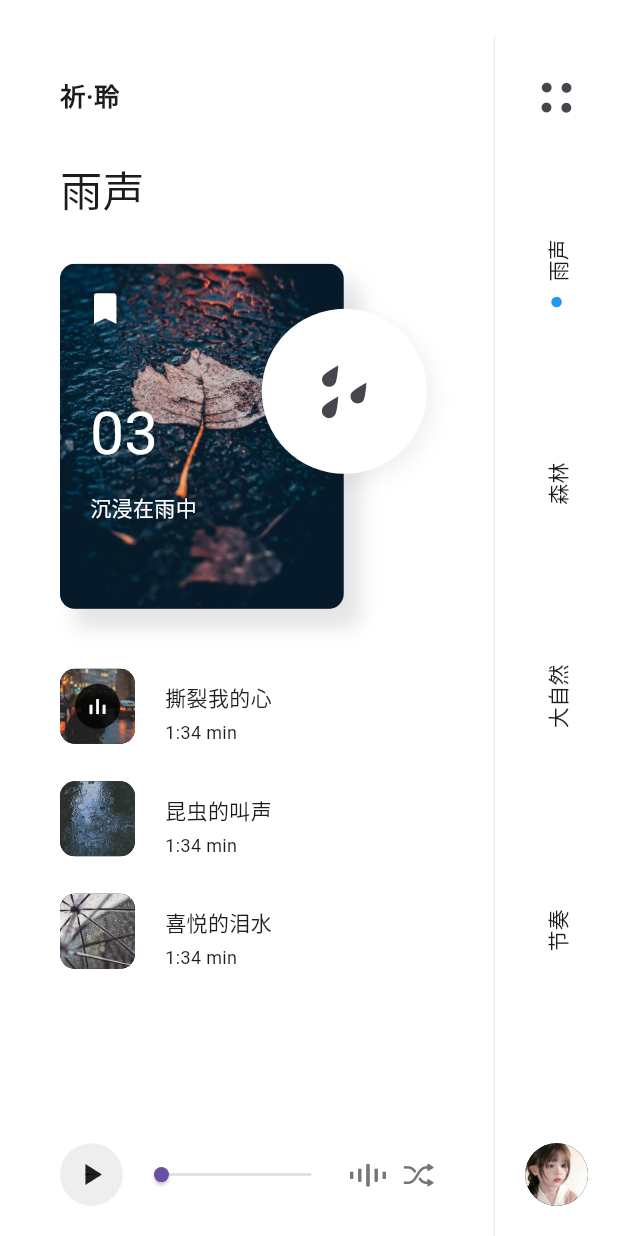
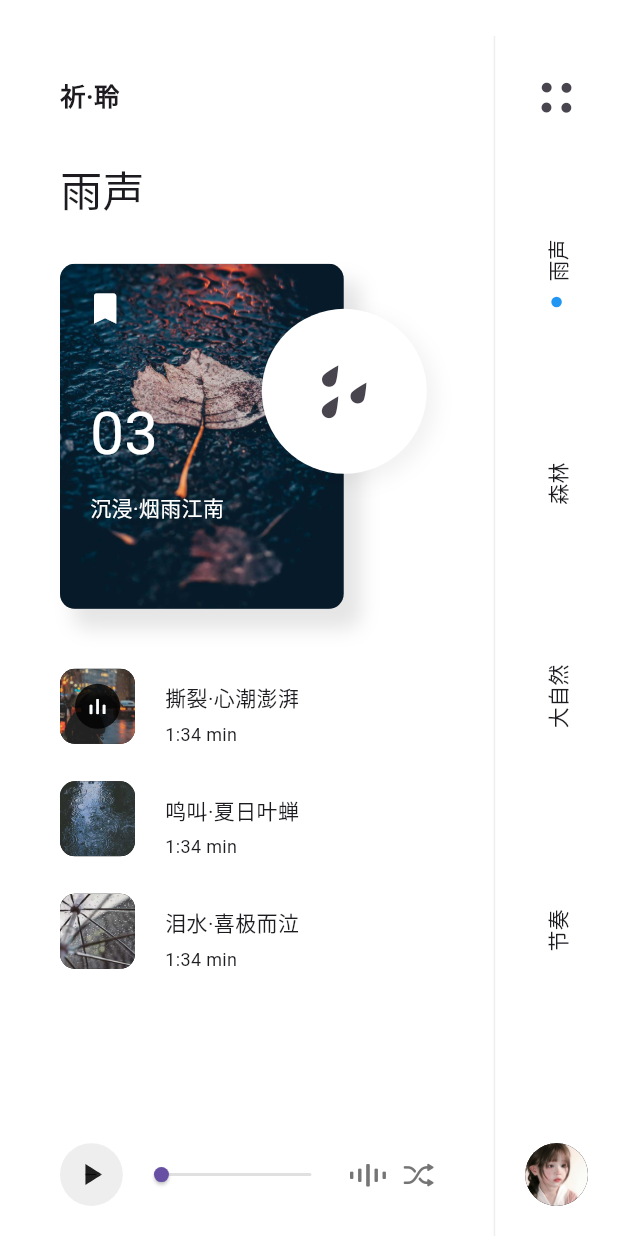
Before and after one commit to xu-chao/qi-ling, a Flutter app: the screen it shows after launch, on a phone screen of 412 x 824 dp. Run offline on Flutter 3.47's test engine with Material 3 defaults, Android fonts, the phone set to English and light mode, and no system bars; our stand-ins replace audioplayers, get; missing offline and left inert: flutter_inappwebview.

Commit message:
init:优化音频数据

```diff
--- a/lib/data/category_database.dart
+++ b/lib/data/category_database.dart
@@ -5,23 +5,23 @@ List<_CategoryData> database = [
   _CategoryData(
     categoryIcon: Icon(IconData(0xe80a, fontFamily: 'CategoryIcons')),
     categoryTitle: '雨声',
-    categoryTag: '沉浸在雨中',
+    categoryTag: '沉浸·烟雨江南',
     categoryInfo:
-        '一组来自自然界的白噪声，包含一些音频文件。',
+        '一组来自自然界的白噪声，沉浸其中，更好入眠。',
     imagePath: 'assets/images/cover_rain.jpg',
     audioList: [
       _AudioData(
-        audioTitle: '撕裂我的心',
+        audioTitle: '撕裂·心潮澎湃',
         audioLength: 72,
         audioImagePath: 'assets/images/rain_01.jpg',
       ),
       _AudioData(
-        audioTitle: '昆虫的叫声',
+        audioTitle: '鸣叫·夏日叶蝉',
         audioLength: 104,
         audioImagePath: 'assets/images/rain_02.jpg',
       ),
       _AudioData(
-        audioTitle: '喜悦的泪水',
+        audioTitle: '泪水·喜极而泣',
         audioLength: 72,
         audioImagePath: 'assets/images/rain_03.jpg',
       ),
@@ -32,11 +32,11 @@ List<_CategoryData> database = [
     categoryTitle: '森林',
     categoryTag: '身处神奇的森林',
     categoryInfo:
-        '一组来自自然界的白噪声，包含四个音频文件。',
+        '一组来自自然界的白噪声，沉浸其中，更好入眠。',
     imagePath: 'assets/images/cover_forest.jpg',
     audioList: [
       _AudioData(
-        audioTitle: '风声',
+        audioTitle: '塞北的风声',
         audioLength: 72,
         audioImagePath: 'assets/images/forest_01.jpg',
       ),
@@ -46,12 +46,12 @@ List<_CategoryData> database = [
         audioImagePath: 'assets/images/forest_02.jpg',
       ),
       _AudioData(
-        audioTitle: '鸟的旋律',
+        audioTitle: '家雀的旋律',
         audioLength: 72,
         audioImagePath: 'assets/images/forest_03.jpg',
       ),
       _AudioData(
-        audioTitle: '鸟的旋律',
+        audioTitle: '优美的音乐',
         audioLength: 72,
         audioImagePath: 'assets/images/forest_04.jpg',
       ),
@@ -62,7 +62,7 @@ List<_CategoryData> database = [
     categoryTitle: '大自然',
     categoryTag: '母亲的存在之美',
     categoryInfo:
-        '一组来自自然界的白噪声，包含一些音频文件。',
+        '一组来自自然界的白噪声，沉浸其中，更好入眠。',
     imagePath: 'assets/images/cover_natural.jpg',
     audioList: [
       _AudioData(
@@ -76,17 +76,17 @@ List<_CategoryData> database = [
         audioImagePath: 'assets/images/natural_02.jpg',
       ),
       _AudioData(
-        audioTitle: '像极光一样闪耀',
+        audioTitle: '极光的闪耀',
         audioLength: 72,
         audioImagePath: 'assets/images/natural_03.jpg',
       ),
       _AudioData(
-        audioTitle: '冷静心情',
+        audioTitle: '冷静的心情',
         audioLength: 104,
         audioImagePath: 'assets/images/natural_04.jpg',
       ),
       _AudioData(
-        audioTitle: '洞穴呼唤',
+        audioTitle: '洞穴的呼唤',
         audioLength: 72,
         audioImagePath: 'assets/images/natural_05.jpg',
       ),
@@ -95,18 +95,18 @@ List<_CategoryData> database = [
   _CategoryData(
     categoryIcon: Icon(IconData(0xe805, fontFamily: 'CategoryIcons')),
     categoryTitle: '节奏',
-    categoryTag: '最大节奏',
+    categoryTag: '节奏',
     categoryInfo:
-        '一组来自自然界的白噪声，包含一些音频文件。',
+        '一组来自自然界的白噪声，沉浸其中，更好入眠。',
     imagePath: 'assets/images/cover_flow.jpg',
     audioList: [
       _AudioData(
-        audioTitle: '水声',
+        audioTitle: '潺潺的水声',
         audioLength: 72,
         audioImagePath: 'assets/images/flow_01.jpg',
       ),
       _AudioData(
-        audioTitle: '跟随这个节奏',
+        audioTitle: '跟随的节奏',
         audioLength: 104,
         audioImagePath: 'assets/images/flow_02.jpg',
       ),
@@ -127,11 +127,11 @@ List<_CategoryData> database = [
     categoryTitle: '其他',
     categoryTag: '正如你的心所说',
     categoryInfo:
-        '一组来自自然界的白噪声，包含一些音频文件。',
+        '一组来自自然界的白噪声，沉浸其中，更好入眠。',
     imagePath: 'assets/images/cover_other.jpg',
     audioList: [
       _AudioData(
-        audioTitle: '风声',
+        audioTitle: '塞北的风声',
         audioLength: 72,
         audioImagePath: 'assets/images/other_01.jpg',
       ),
@@ -141,7 +141,7 @@ List<_CategoryData> database = [
         audioImagePath: 'assets/images/other_02.jpg',
       ),
       _AudioData(
-        audioTitle: '鸟的旋律',
+        audioTitle: '家雀的旋律',
         audioLength: 72,
         audioImagePath: 'assets/images/other_03.jpg',
       ),
```
